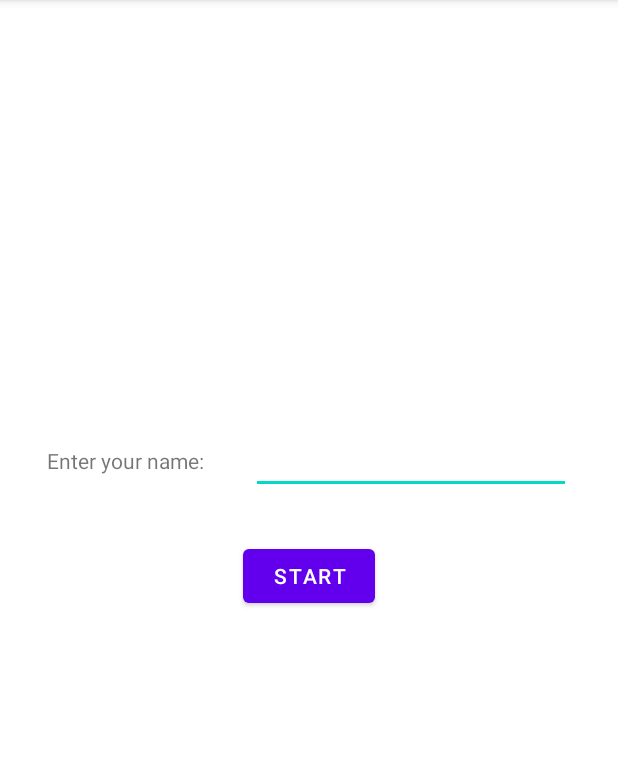
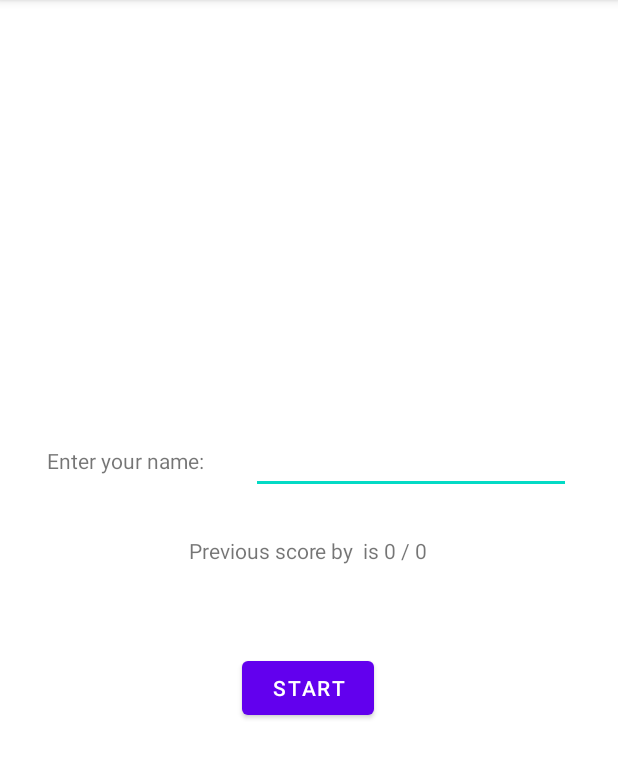
Before and after one commit to VanessaJosephine/QuizApp, an Android app: the screen it shows after launch (MainActivity), on a phone screen of 412 x 824 dp, the part 84-863 px from its top. Run offline under Robolectric (Android 15) with nearby library versions, the phone set to English and light mode, and no system bars.

Commit message:
2nd commit

```diff
--- a/app/src/main/java/com/example/quizapplication/Finish.java
+++ b/app/src/main/java/com/example/quizapplication/Finish.java
@@ -45,7 +45,10 @@ public class Finish extends AppCompatActivity {
         end.setOnClickListener(new View.OnClickListener() {
             @Override
             public void onClick(View view) {
-                System.exit(0);
+                Intent endIntent = new Intent(getApplicationContext(), MainActivity.class);
+                endIntent.setFlags(Intent.FLAG_ACTIVITY_CLEAR_TOP);
+                endIntent.putExtra("EXIT", true);
+                startActivity(endIntent);
             }
         });
     }
--- a/app/src/main/java/com/example/quizapplication/MainActivity.java
+++ b/app/src/main/java/com/example/quizapplication/MainActivity.java
@@ -7,6 +7,7 @@ import android.os.Bundle;
 import android.view.View;
 import android.widget.Button;
 import android.widget.EditText;
+import android.widget.TextView;
 import android.widget.Toast;
 
 import androidx.appcompat.app.AppCompatActivity;
@@ -24,6 +25,7 @@ public class MainActivity extends AppCompatActivity {
         // Bind the widgets by its id
         Button startBtn = findViewById(R.id.button);
         EditText username = findViewById(R.id.editTextTextPersonName);
+        TextView highScore = findViewById(R.id.textView7);
 
         // SharedPreferences
         SharedPreferences sharedPreferences = getSharedPreferences("MY_PREF", Context.MODE_PRIVATE);
@@ -31,9 +33,19 @@ public class MainActivity extends AppCompatActivity {
 
         // Update the values to EditText
         username.setText(nameFromPref);
+        Intent myIntent2 = getIntent();
+        String score = myIntent2.getStringExtra("score");
+        String totalQuestion = myIntent2.getStringExtra("totalQuestion");
+        score = (score == null) ? "0" : score;
+        totalQuestion = (totalQuestion == null) ? "0" : totalQuestion;
+        highScore.setText("Previous score by " + nameFromPref + " is " + score + " / " + totalQuestion);
 
         // Intent to proceed to the next activity
         Intent myIntent = new Intent(MainActivity.this, QuizActivity.class);
+
+        if (getIntent().getBooleanExtra("EXIT", false)) {
+            finish();
+        }
 
         // Start button
         startBtn.setOnClickListener(new View.OnClickListener() {
--- a/app/src/main/res/layout/activity_main.xml
+++ b/app/src/main/res/layout/activity_main.xml
@@ -39,7 +39,21 @@
         android:text="Start"
         app:layout_constraintBottom_toBottomOf="parent"
         app:layout_constraintEnd_toEndOf="parent"
+        app:layout_constraintHorizontal_bias="0.498"
         app:layout_constraintStart_toStartOf="parent"
-        app:layout_constraintTop_toTopOf="parent" />
+        app:layout_constraintTop_toTopOf="parent"
+        app:layout_constraintVertical_bias="0.604" />
+
+    <TextView
+        android:id="@+id/textView7"
+        android:layout_width="wrap_content"
+        android:layout_height="wrap_content"
+        android:text="TextView"
+        app:layout_constraintBottom_toBottomOf="parent"
+        app:layout_constraintEnd_toEndOf="parent"
+        app:layout_constraintHorizontal_bias="0.498"
+        app:layout_constraintStart_toStartOf="parent"
+        app:layout_constraintTop_toTopOf="parent"
+        app:layout_constraintVertical_bias="0.477" />
 
 </androidx.constraintlayout.widget.ConstraintLayout>
```
